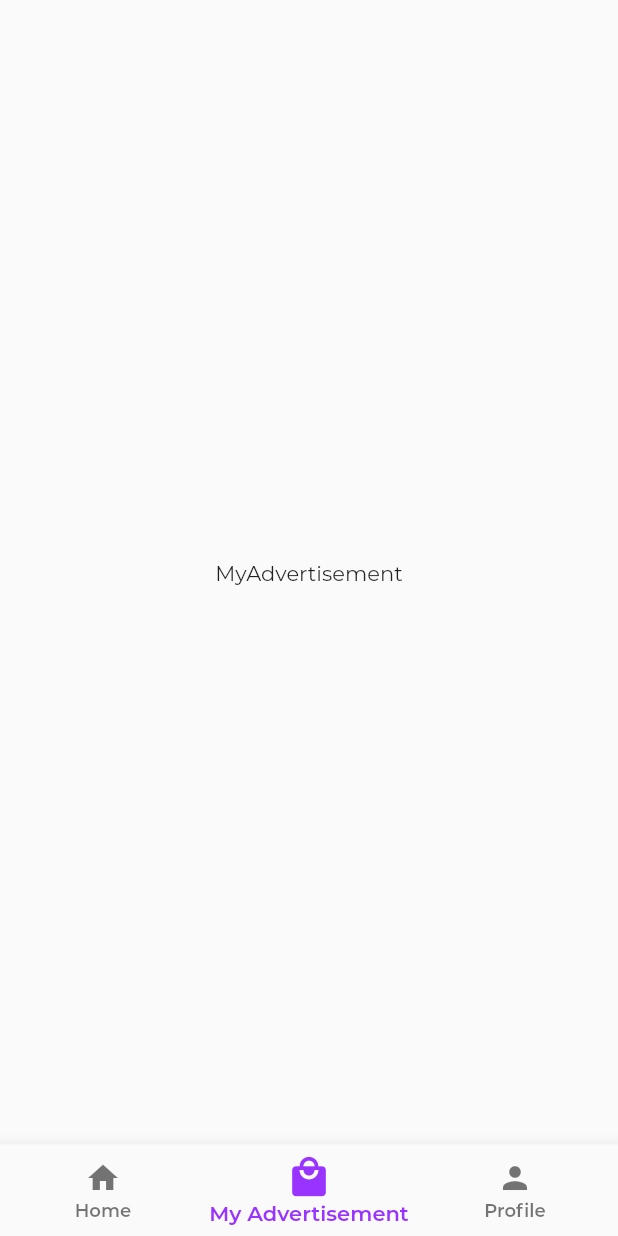
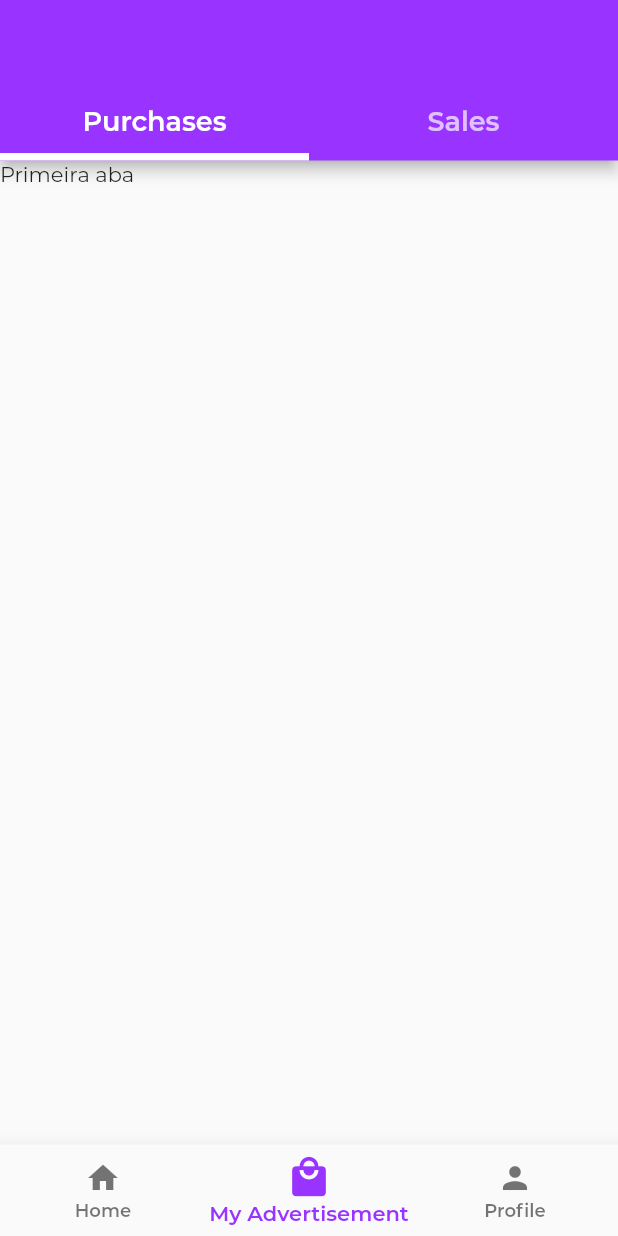
Before and after one commit to FernandoSoldera/e_commerce, a Flutter app: the screen it shows after launch, item 2 of the bottom bar chosen, on a phone screen of 412 x 824 dp. Run offline on Flutter 3.47's test engine with Material 2 defaults, Android fonts, the phone set to English and light mode, and no system bars; our stand-ins replace easy_localization.

Commit message:
Starting my advertisement with tab bar

```diff
--- a/assets/i18n/en-US.json
+++ b/assets/i18n/en-US.json
@@ -2,5 +2,7 @@
     "home": "Home",
     "my_advertisement": "My Advertisement",
     "profile": "Profile",
-    "language": "Language"
+    "language": "Language",
+    "sales": "Sales",
+    "purchases": "Purchases"
 }
--- a/assets/i18n/pt-BR.json
+++ b/assets/i18n/pt-BR.json
@@ -2,5 +2,7 @@
     "home": "Início",
     "my_advertisement": "Meu Anúncios",
     "profile": "Perfil",
-    "language": "Língua"
+    "language": "Língua",
+    "sales": "Vendas",
+    "purchases": "Compras"
 }
--- /dev/null
+++ b/lib/components/tab_item.dart
@@ -0,0 +1,18 @@
+import 'package:flutter/material.dart';
+
+class TabItem extends StatelessWidget {
+  String title;
+
+  TabItem({this.title});
+
+  @override
+  Widget build(BuildContext context) {
+    return Text(
+      title,
+      style: TextStyle(
+        fontSize: 18,
+        fontWeight: FontWeight.w600,
+      ),
+    );
+  }
+}
--- a/lib/main.dart
+++ b/lib/main.dart
@@ -46,6 +46,7 @@ class _MyAppState extends State<MyApp> {
         fontFamily: 'Montserrat',
         primarySwatch: Colors.blue,
         highlightColor: Color.fromARGB(50, 153, 51, 255),
+        primaryColor: Color.fromARGB(255, 153, 51, 255),
         visualDensity: VisualDensity.adaptivePlatformDensity,
       ),
       home: Scaffold(
--- a/lib/screens/my_advertisement.dart
+++ b/lib/screens/my_advertisement.dart
@@ -1,11 +1,31 @@
+import 'package:e_commerce/components/tab_item.dart';
 import 'package:flutter/material.dart';
+import 'package:easy_localization/easy_localization.dart';
 
 class MyAdvertisement extends StatelessWidget {
   @override
   Widget build(BuildContext context) {
-    return Scaffold(
-      body: Center(
-        child: Text('MyAdvertisement'),
+    return DefaultTabController(
+      length: 2,
+      child: Scaffold(
+        appBar: AppBar(
+          backgroundColor: Theme.of(context).primaryColor,
+          bottom: TabBar(
+            indicatorColor: Colors.white,
+            indicatorWeight: 5.0,
+            labelPadding: EdgeInsets.fromLTRB(0, 10, 0, 10),
+            tabs: [
+              TabItem(title: 'purchases'.tr().toString()),
+              TabItem(title: 'sales'.tr().toString()),
+            ],
+          ),
+        ),
+        body: TabBarView(
+          children: [
+            Text('Primeira aba'),
+            Text('Segunda aba'),
+          ],
+        ),
       ),
     );
   }
```
